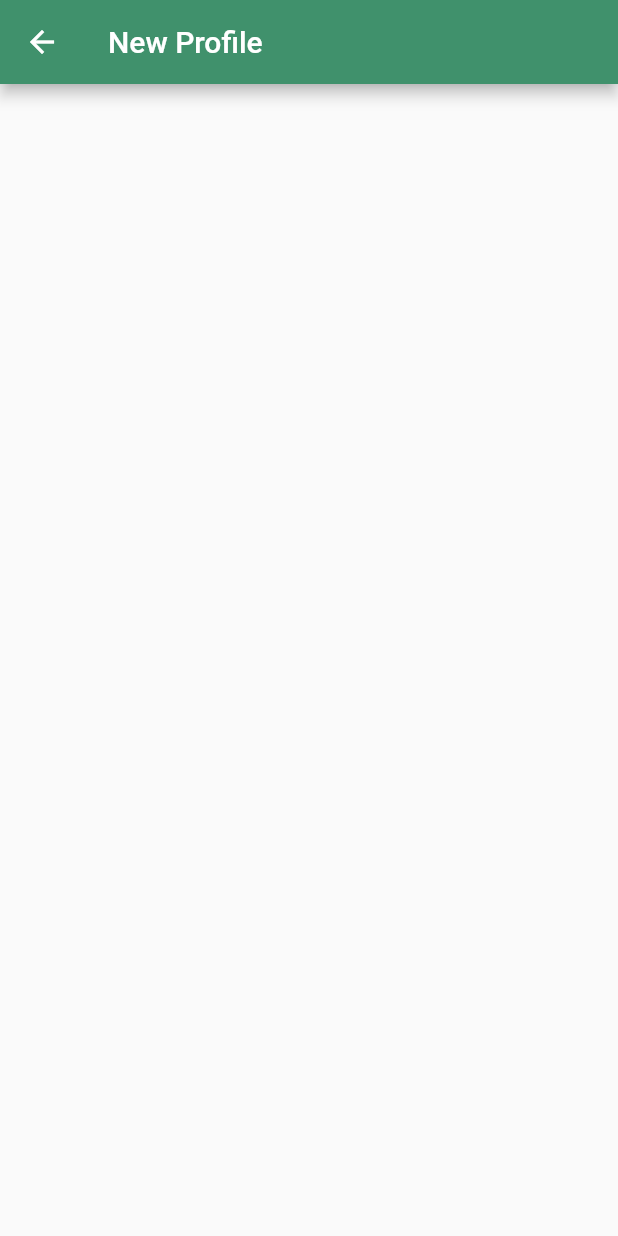
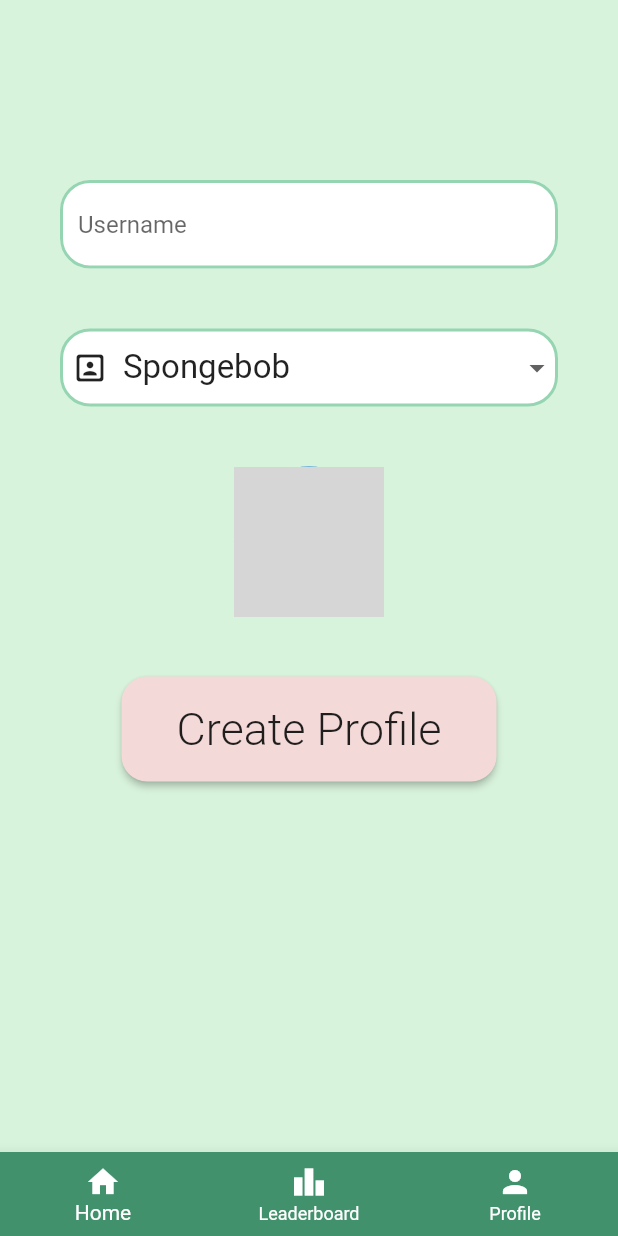
Before and after one commit to gu-tig169/Grupp5, a Flutter app: the CreateProfileView screen opened directly, on a phone screen of 412 x 824 dp. Run offline on Flutter 3.47's test engine with Material 2 defaults, Android fonts, the phone set to English and light mode, and no system bars; network calls fail; grey boxes are pictures that could not be loaded.

Commit message:
Created new create_profile view

```diff
--- a/lib/main.dart
+++ b/lib/main.dart
@@ -1,4 +1,5 @@
 import 'package:flutter/material.dart';
+import 'package:triviaholic/view/createprofile_view.dart';
 import 'view/startgame_view.dart';
 
 void main() {
@@ -8,6 +9,6 @@ void main() {
 class MyApp extends StatelessWidget {
   @override
   Widget build(BuildContext context) {
-    return MaterialApp(home: StartGameView());
+    return MaterialApp(home: CreateProfileView());
   }
 }
--- a/lib/view/createprofile_view.dart
+++ b/lib/view/createprofile_view.dart
@@ -1,14 +1,124 @@
 import 'package:flutter/cupertino.dart';
 import 'package:flutter/material.dart';
 import 'package:triviaholic/assets/CustomColors.dart';
+import 'package:triviaholic/view/widgets/navbar.dart';
 
-class CreateProfileView extends StatelessWidget {
+class CreateProfileView extends StatefulWidget {
+  @override
+  _CreateProfileViewState createState() => _CreateProfileViewState();
+}
+
+class _CreateProfileViewState extends State<CreateProfileView> {
   @override
   Widget build(BuildContext context) {
     return Scaffold(
-      appBar: AppBar(
-        backgroundColor: illuminatingEmerald,
-        title: Text('New Profile'),
+      backgroundColor: nyanza,
+      resizeToAvoidBottomInset: false,
+      body: Column(
+        children: [
+          spaceBetween(120),
+          userTextField('Username'),
+          spaceBetween(40),
+          dropDown(),
+          spaceBetween(40),
+          profileImage(),
+          spaceBetween(40),
+          createProfileButton(),
+        ],
+      ),
+      bottomNavigationBar: BottomNavBar(),
+    );
+  }
+
+  Widget userTextField(String hint) {
+    return Container(
+      //decoration: BoxDecoration(color: Colors.white),
+      margin: EdgeInsets.only(right: 40, left: 40),
+      child: TextField(
+        decoration: InputDecoration(
+            fillColor: Colors.white,
+            filled: true,
+            hintText: hint,
+            enabledBorder: OutlineInputBorder(
+                borderRadius: BorderRadius.circular(20),
+                borderSide: BorderSide(width: 2, color: turquoiseGreen)),
+            focusedBorder: OutlineInputBorder(
+                borderRadius: BorderRadius.circular(20),
+                borderSide: BorderSide(width: 4, color: turquoiseGreen))),
+      ),
+    );
+  }
+
+  Widget dropDown() {
+    List<String> mockObjects = [
+      'Spongebob',
+      'Leo DiCaprio',
+      'Jake Gyllenhall',
+      'Niko'
+    ];
+    return Container(
+        margin: EdgeInsets.only(right: 40, left: 40),
+        decoration: ShapeDecoration(
+            color: Colors.white,
+            shape: RoundedRectangleBorder(
+                side: BorderSide(
+                    width: 2, style: BorderStyle.solid, color: turquoiseGreen),
+                borderRadius: BorderRadius.circular(20))),
+        child: DropdownButtonHideUnderline(
+            child: DropdownButton(
+          items: mockObjects
+              .map((avatar) => DropdownMenuItem(
+                    child: Row(
+                      children: [
+                        Container(width: 6),
+                        Icon(Icons.portrait_rounded),
+                        Container(
+                          width: 10,
+                        ),
+                        Text(
+                          avatar,
+                          style: TextStyle(fontSize: 22),
+                        ),
+                      ],
+                    ),
+                    //value: avatar,
+                  ))
+              .toList(),
+          onChanged: (value) {},
+          hint: Text('Choose avatar'),
+          isExpanded: true,
+        )));
+  }
+
+  Widget spaceBetween(double height) {
+    return Container(
+      height: height,
+    );
+  }
+
+  Widget profileImage() {
+    return Center(
+        child: CircleAvatar(
+      radius: 50,
+      backgroundImage: NetworkImage(
+          'https://img.buzzfeed.com/buzzfeed-static/static/2017-08/7/5/asset/buzzfeed-prod-fastlane-02/sub-buzz-12005-1502099529-5.jpg'),
+    ));
+  }
+
+  Widget createProfileButton() {
+    return Container(
+      child: SizedBox(
+        width: 250,
+        height: 70,
+        child: RaisedButton(
+            shape:
+                RoundedRectangleBorder(borderRadius: BorderRadius.circular(17)),
+            color: Color(0xfffff3d9d8),
+            child: Text(
+              'Create Profile',
+              style: TextStyle(fontSize: 30, fontWeight: FontWeight.w300),
+            ),
+            onPressed: () {}),
       ),
     );
   }
```
Also changed, not shown: 1 other file.
